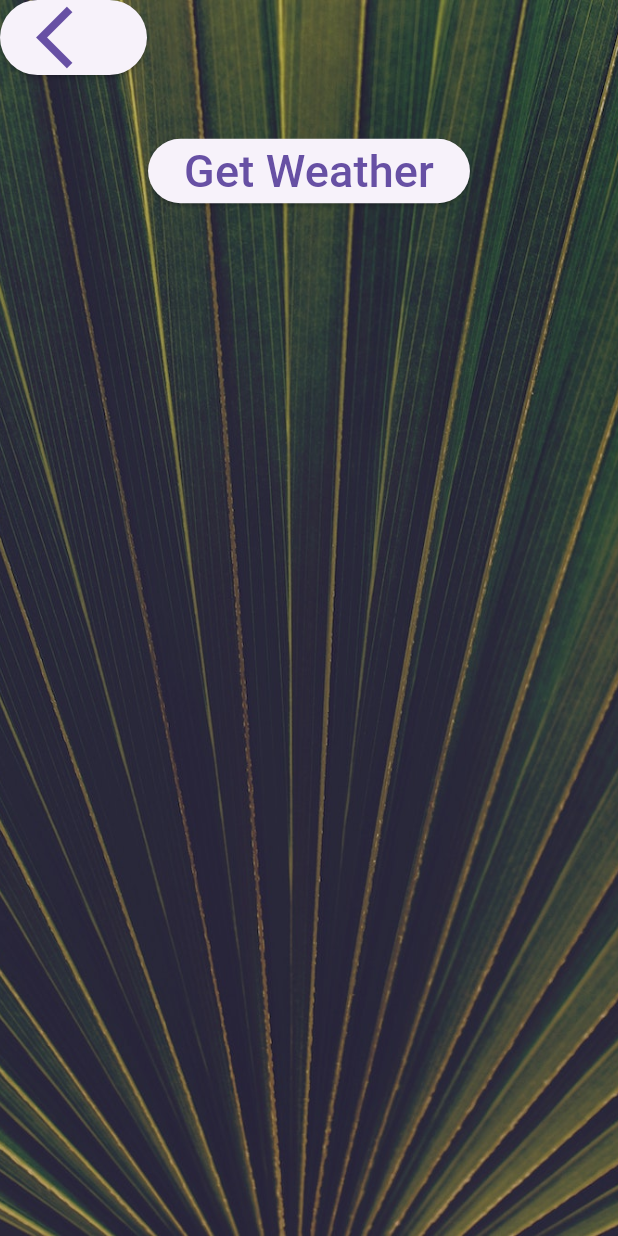
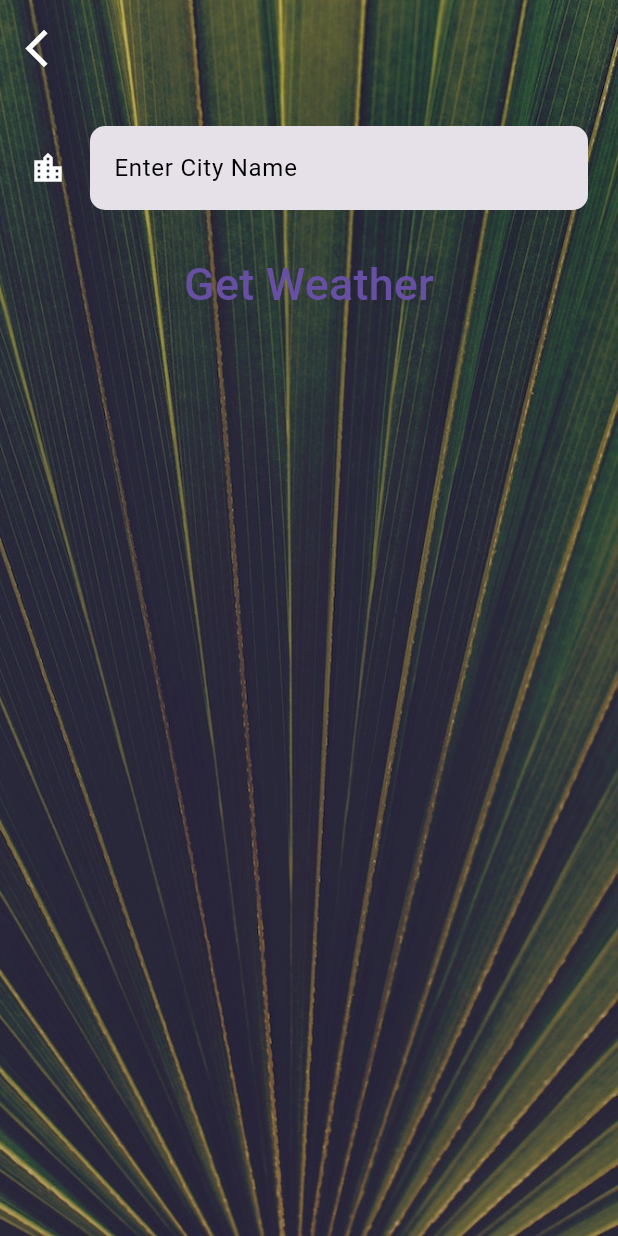
Before and after one commit to Ajmal7805/clima_flutter_examples, a Flutter app: the CityScreen screen opened directly, on a phone screen of 412 x 824 dp. Run offline on Flutter 3.47's test engine with Material 3 defaults, Android fonts, the phone set to English and light mode, and no system bars; our stand-ins replace flutter_spinkit, geolocator; Roboto replaces fonts that are missing (Spartan MB).

```diff
--- a/lib/screens/city_Screen.dart
+++ b/lib/screens/city_Screen.dart
@@ -1,5 +1,4 @@
 // ignore_for_file: prefer_const_constructors
-
 import 'package:clima_flutter_examples/utilities/const.dart';
 import 'package:flutter/material.dart';
 
@@ -11,6 +10,7 @@ class CityScreen extends StatefulWidget {
 }
 
 class _CityScreenState extends State<CityScreen> {
+  String? cityname;
   @override
   Widget build(BuildContext context) {
     return Scaffold(
@@ -25,21 +25,34 @@ class _CityScreenState extends State<CityScreen> {
         child: SafeArea(
           child: Column(
             children: <Widget>[
-              Align(
-                  alignment: Alignment.topLeft,
-                  child: ElevatedButton(
-                    onPressed: () {},
-                    child: Icon(
-                      Icons.arrow_back_ios,
-                      size: 50.0,
-                    ),
-                  )),
+              Padding(
+                padding: const EdgeInsets.all(8.0),
+                child: Align(
+                    alignment: Alignment.topLeft,
+                    child: IconButton(
+                      onPressed: () {
+                        Navigator.pop(context);
+                      },
+                      icon: Icon(
+                        Icons.arrow_back_ios,
+                        size: 30.0,
+                        color: Colors.white,
+                      ),
+                    )),
+              ),
               Container(
                 padding: EdgeInsets.all(20.0),
-                child: null,
+                child: TextField(
+                    onChanged: (value) {
+                      cityname = value;
+                    },
+                    style: TextStyle(color: Colors.black),
+                    decoration: textfieldinputdecoration),
               ),
-              ElevatedButton(
-                onPressed: () {},
+              TextButton(
+                onPressed: () {
+                  Navigator.pop(context, cityname);
+                },
                 child: Text(
                   'Get Weather',
                   style: kButtonTextStyle,
--- a/lib/services/networking.dart
+++ b/lib/services/networking.dart
@@ -1,5 +1,4 @@
 import 'dart:developer';
-
 import 'package:http/http.dart' as http;
 import 'dart:convert';
 
--- a/lib/utilities/const.dart
+++ b/lib/utilities/const.dart
@@ -2,12 +2,12 @@ import 'package:flutter/material.dart';
 
 const kTempTextStyle = TextStyle(
   fontFamily: 'Spartan MB',
-  fontSize: 100.0,
+  fontSize: 70.0,
 );
 
 const kMessageTextStyle = TextStyle(
   fontFamily: 'Spartan MB',
-  fontSize: 60.0,
+  fontSize: 40.0,
 );
 
 const kButtonTextStyle = TextStyle(
@@ -16,6 +16,16 @@ const kButtonTextStyle = TextStyle(
 );
 
 const kConditionTextStyle = TextStyle(
-  fontSize: 100.0,
+  fontSize: 60.0,
 );
-const apikeys = 'b6effb0cd478a77e4317fcecbefd7c95';
+const textfieldinputdecoration = InputDecoration(
+    border: OutlineInputBorder(
+        borderRadius: BorderRadius.all(Radius.circular(10)),
+        borderSide: BorderSide.none),
+    hintText: 'Enter City Name',
+    hintStyle: TextStyle(color: Colors.black),
+    filled: true,
+    icon: Icon(
+      Icons.location_city,
+      color: Colors.white,
+    ));
```
Also changed, not shown: lib/screens/loading_screen.dart (+2 -13 lines), lib/screens/locationscreen.dart (+61 -30 lines), lib/services/location.dart (+2 -24 lines), lib/services/weather.dart (+33 -0 lines).
